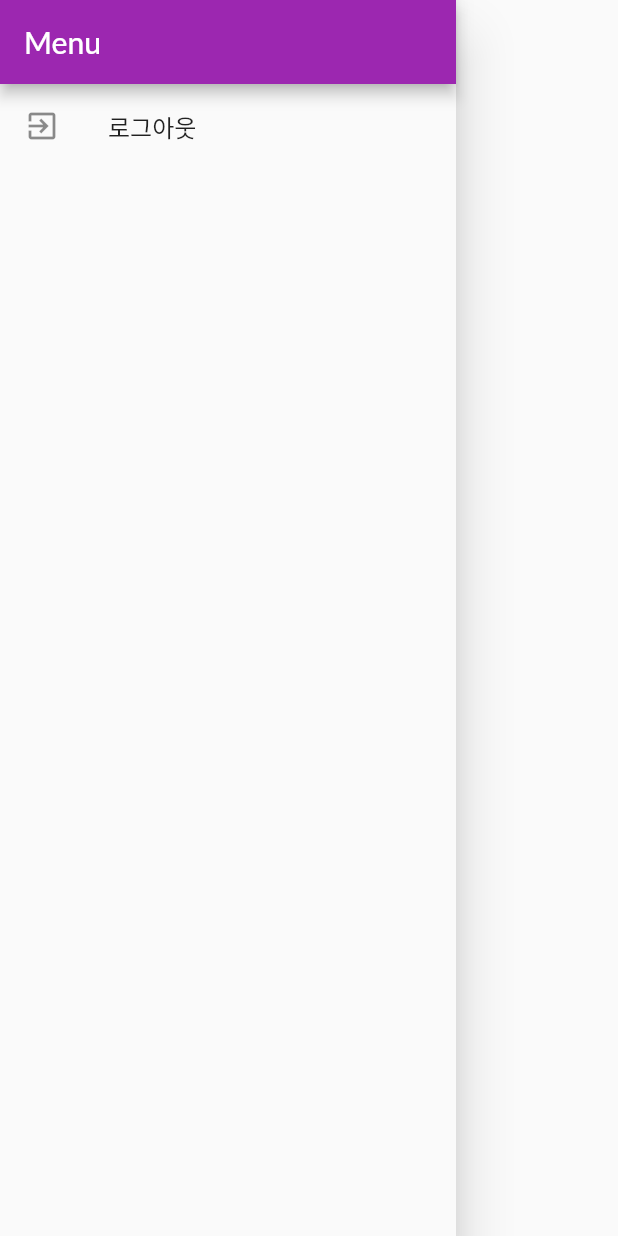
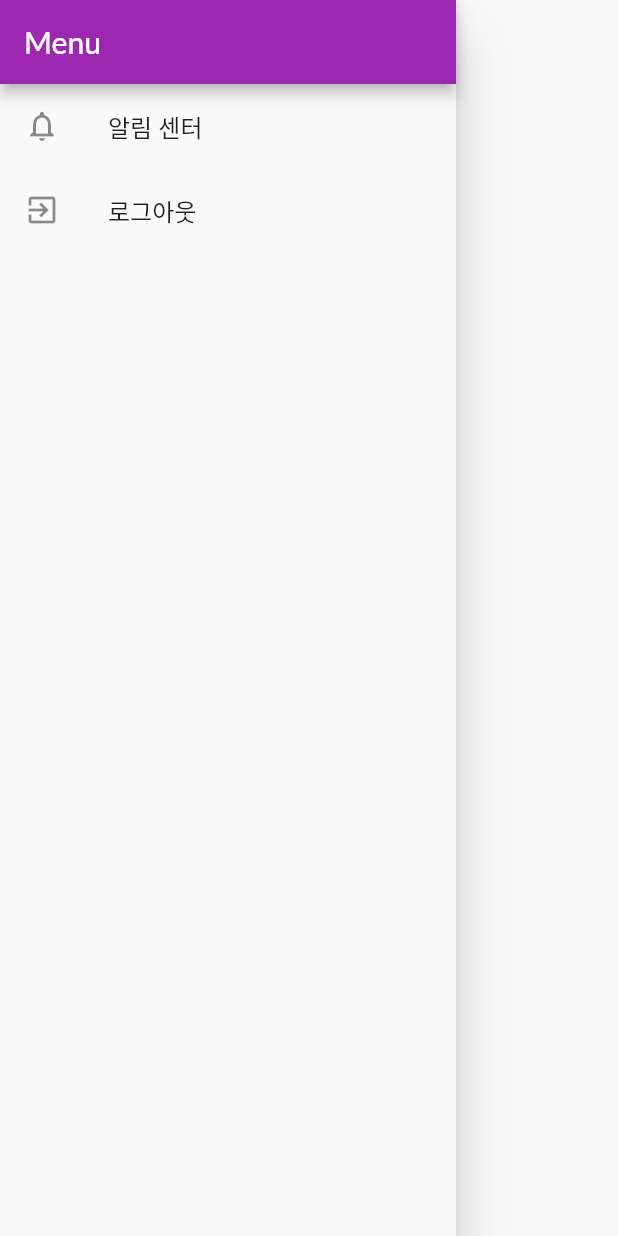
Before and after one commit to CNU-2021-SE14/forum-app-demo, a Flutter app: the AppDrawer widget shown alone on an empty page, opened directly, on a phone screen of 412 x 824 dp. Run offline on Flutter 3.47's test engine with Material 2 defaults, Android fonts, the phone set to English and light mode, and no system bars; our stand-ins replace badges, shared_preferences; accounts and stored records are empty; network calls fail; Roboto replaces fonts that are missing (Lato); statements that could not run were skipped.

Commit message:
알림 센터 구현, Appdrawer 프로필 추가

```diff
--- /dev/null
+++ b/lib/models/notification.dart
@@ -0,0 +1,16 @@
+class Notification {
+  final String? id;
+  final String? title;
+  final String? contents;
+  final DateTime? datetime;
+  final String? postId;
+  final String? receiverId;
+
+  Notification(
+      {this.id,
+      this.title,
+      this.contents,
+      this.datetime,
+      this.postId,
+      this.receiverId});
+}
--- a/lib/providers/auth.dart
+++ b/lib/providers/auth.dart
@@ -12,6 +12,7 @@ class Auth with ChangeNotifier {
   DateTime? _expiryDate;
   String? _userId;
   Timer? _authTimer;
+  String? _email;
 
   bool get isAuth {
     return token != null;
@@ -30,10 +31,14 @@ class Auth with ChangeNotifier {
     return _userId;
   }
 
+  String? get email {
+    return _email;
+  }
+
   Future<void> _authenticate(
       String email, String password, String urlSegment) async {
-    final url =
-        Uri.parse('https://identitytoolkit.googleapis.com/v1/accounts:$urlSegment?key=AIzaSyAy5DPIqanV8N4AZ4fRpX7MJTEsNwoFwgA');
+    final url = Uri.parse(
+        'https://identitytoolkit.googleapis.com/v1/accounts:$urlSegment?key=AIzaSyAy5DPIqanV8N4AZ4fRpX7MJTEsNwoFwgA');
     try {
       final response = await http.post(
         url,
@@ -58,6 +63,7 @@ class Auth with ChangeNotifier {
           ),
         ),
       );
+      _email = responseData['email'];
       _autoLogout();
       notifyListeners();
       final prefs = await SharedPreferences.getInstance();
@@ -66,6 +72,7 @@ class Auth with ChangeNotifier {
           'token': _token,
           'userId': _userId,
           'expiryDate': _expiryDate!.toIso8601String(),
+          'email': _email,
         },
       );
       prefs.setString('userData', userData);
@@ -87,8 +94,10 @@ class Auth with ChangeNotifier {
     if (!prefs.containsKey('userData')) {
       return false;
     }
-    final extractedUserData = json.decode(prefs.getString('userData')) as Map<String, Object>;
-    final expiryDate = DateTime.parse(extractedUserData['expiryDate'] as String);
+    final extractedUserData =
+        json.decode(prefs.getString('userData')) as Map<String, Object>;
+    final expiryDate =
+        DateTime.parse(extractedUserData['expiryDate'] as String);
 
     if (expiryDate.isBefore(DateTime.now())) {
       return false;
@@ -96,6 +105,7 @@ class Auth with ChangeNotifier {
     _token = extractedUserData['token'] as String;
     _userId = extractedUserData['userId'] as String;
     _expiryDate = expiryDate;
+    _email = extractedUserData['email'] as String;
     notifyListeners();
     _autoLogout();
     return true;
@@ -105,6 +115,7 @@ class Auth with ChangeNotifier {
     _token = null;
     _userId = null;
     _expiryDate = null;
+    _email = null;
     if (_authTimer != null) {
       _authTimer!.cancel();
       _authTimer = null;
--- a/lib/screens/main_screen.dart
+++ b/lib/screens/main_screen.dart
@@ -3,6 +3,8 @@ import 'package:flutter/material.dart';
 import 'package:provider/provider.dart';
 
 import '../providers/boards.dart';
+import '../providers/auth.dart';
+import '../providers/notifications.dart';
 import '../widgets/app_drawer.dart';
 
 class MainScreen extends StatelessWidget {
@@ -12,6 +14,7 @@ class MainScreen extends StatelessWidget {
 
   @override
   Widget build(BuildContext context) {
+    final userId = Provider.of<Auth>(context).userId;
     return Scaffold(
       appBar: AppBar(
         title: Text('게시판 목록'),
--- a/lib/widgets/app_drawer.dart
+++ b/lib/widgets/app_drawer.dart
@@ -1,10 +1,29 @@
 import 'package:flutter/material.dart';
 import 'package:provider/provider.dart';
+import 'package:badges/badges.dart';
+
+import '../screens/notification_center_screen.dart';
 import '../providers/auth.dart';
+import '../providers/notifications.dart';
 
-class AppDrawer extends StatelessWidget {
+class AppDrawer extends StatefulWidget {
+  @override
+  _AppDrawerState createState() => _AppDrawerState();
+}
+
+class _AppDrawerState extends State<AppDrawer> {
+  @override
+  void didChangeDependencies() async {
+    final userId = Provider.of<Auth>(context).userId;
+    await Provider.of<Notifications>(context).fetchAndSetNotifications(userId!);
+    super.didChangeDependencies();
+  }
+
   @override
   Widget build(BuildContext context) {
+    final userEmail = Provider.of<Auth>(context, listen: false).email;
+    var hasNotification = Provider.of<Notifications>(context).items.isNotEmpty;
+
     return Drawer(
       child: Column(
         children: <Widget>[
@@ -12,7 +31,35 @@ class AppDrawer extends StatelessWidget {
             title: Text('Menu'),
             automaticallyImplyLeading: false,
           ),
-          // Divider(),
+          userEmail != null
+              ? Card(
+                  child: ListTile(
+                    leading: CircleAvatar(
+                      backgroundColor: Colors.white,
+                      child: CircleAvatar(
+                        backgroundColor: Color(0xffE6E6E6),
+                        child: Icon(
+                          Icons.person,
+                          color: Color(0xffCCCCCC),
+                        ),
+                      ),
+                    ),
+                    title: Text(userEmail!),
+                  ),
+                )
+              : Container(),
+          ListTile(
+            leading: hasNotification
+                ? Badge(
+                    child: Icon(Icons.notifications_none),
+                  )
+                : Icon(Icons.notifications_none),
+            title: Text('알림 센터'),
+            onTap: () {
+              Navigator.of(context).pop();
+              Navigator.of(context).pushNamed(NotiCenterScreen.routeName);
+            },
+          ),
           ListTile(
             leading: Icon(Icons.exit_to_app),
             title: Text('로그아웃'),
--- a/pubspec.yaml
+++ b/pubspec.yaml
@@ -24,13 +24,13 @@ dependencies:
   flutter:
     sdk: flutter
   provider: ^6.0.0
+  badges: 2.0.2
   intl: ^0.15.8
   http: 0.12.0+2
   shared_preferences: ^0.5.3+1
   cloud_firestore:
   #firebase_database: ^7.2.0
   firebase_core:
-
   # The following adds the Cupertino Icons font to your application.
   # Use with the CupertinoIcons class for iOS style icons.
   cupertino_icons: ^1.0.2
```
Also changed, not shown: lib/main.dart (+11 -0 lines), lib/providers/notifications.dart (added, +99 -0 lines), lib/screens/notification_center_screen.dart (added, +70 -0 lines), lib/screens/post_detail_screen.dart (+33 -4 lines), lib/widgets/notification_item.dart (added, +68 -0 lines), pubspec.lock.
